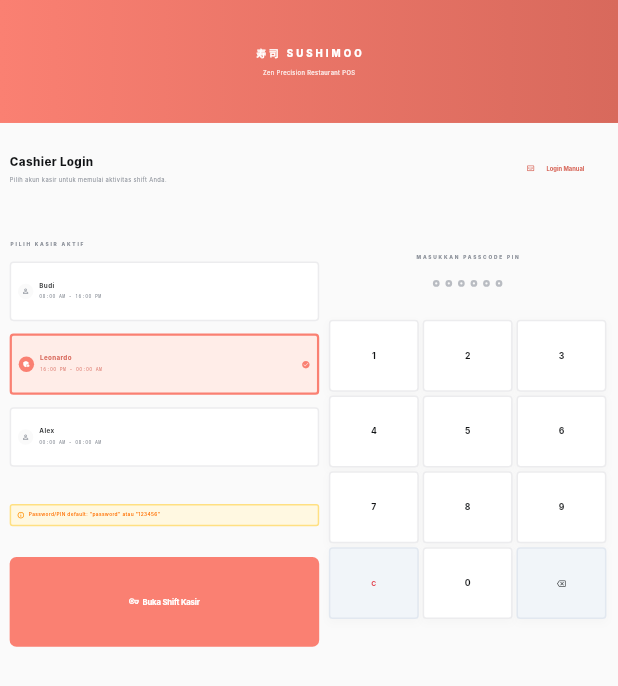
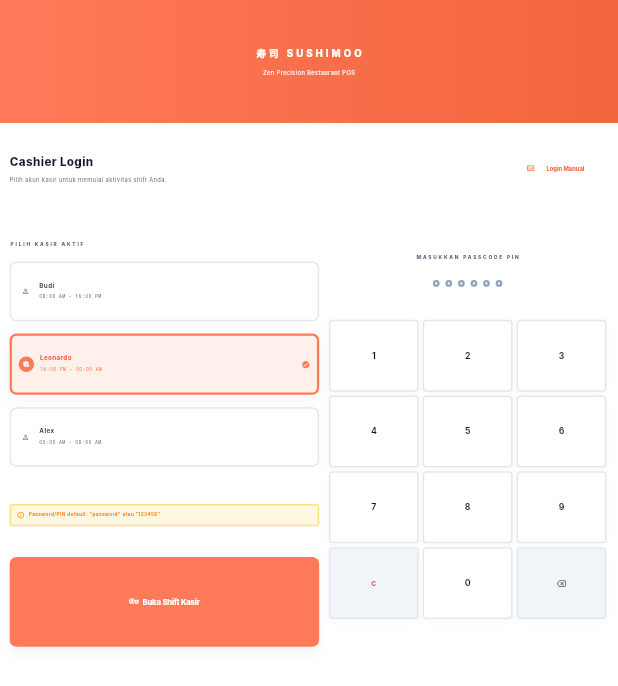
Before and after one commit to K41003/sushimoo-pos, a Flutter app: the screen it shows after launch, on a phone screen of 412 x 824 dp. Shown: the top 686 px of the screen. Run offline on Flutter 3.47's test engine with Material 3 defaults, Android fonts, the phone set to English and light mode, and no system bars; our stand-ins replace dio, fl_chart, flutter_easyloading, flutter_screenutil, get, get_storage and 1 more; missing offline and left inert: blue_thermal_printer; accounts and stored records are empty; Roboto replaces fonts that are missing (Inter).

Commit message:
feat: update color palette and UI decorations for a modern minimalistic design

```diff
--- a/mobile/flutter-pos/lib/app/constants/colors.dart
+++ b/mobile/flutter-pos/lib/app/constants/colors.dart
@@ -1,48 +1,47 @@
 import 'package:flutter/material.dart';
 
-/// "Minimalis Putih" premium palette — salmon-only accent system.
+/// "Modern Minimalis / Clean UI" design tokens — floating white cards on a
+/// calm slate background, with a single warm Orange-Salmon accent.
 ///
-/// Design tokens (single source of truth — do not hardcode hex elsewhere):
-///  - ink        #111315  primary text / high-contrast elements
-///  - inkMuted   #8A8F98  secondary text, icons, placeholders
-///  - inkFaint   #B9BCC2  disabled / tertiary text
-///  - surface    #FFFFFF  page background
-///  - surfaceAlt #FAFAFA  subtle secondary surface (strips, headers)
-///  - salmon     #FA8072  PRIMARY accent — used for CTAs, badges, active
-///                        states, AND card/container tints (single accent
-///                        family, varied by tone/opacity, not by hue)
-///  - salmonDark #D8695C  pressed/hover state, high-contrast salmon text
-///  - salmonSoft #FFEDE8  salmon tint used as card/container background
-///  - salmonBorder #FAD3CB  salmon-tinted 1px borders
-///  - hairline   #ECECEE  neutral 1px borders replacing heavy shadows
+/// Single source of truth — do not hardcode hex elsewhere.
+///
+///  - background  #F8FAFC  calm slate-50 page canvas
+///  - card        #FFFFFF  white surface that floats via soft shadow
+///  - ink         #0F172A  charcoal primary text (Slate 900)
+///  - inkMuted    #475569  secondary text (Slate 600)
+///  - inkFaint    #94A3B8  tertiary / disabled text (Slate 400)
+///  - salmon      #FF7A59  ORANGE-SALMON accent (CTAs, active, badges)
+///  - hairline    #E2E8F0  soft 1px borders (Slate 200)
 class AppColors {
   AppColors._();
 
-  static const Color ink = Color(0xFF111315);
-  static const Color inkMuted = Color(0xFF8A8F98);
-  static const Color inkFaint = Color(0xFFB9BCC2);
+  // ---- Backgrounds & surfaces -------------------------------------------
+  static const Color background = Color(0xFFF8FAFC); // page canvas (slate-50)
+  static const Color surface = Color(0xFFF8FAFC); // alias of background
+  static const Color card = Color(0xFFFFFFFF); // floating card surface
+  static const Color surfaceAlt = Color(0xFFFFFFFF); // white inputs / active
+  static const Color hairline = Color(0xFFE2E8F0); // slate-200
 
-  static const Color surface = Color(0xFFFFFFFF);
-  static const Color surfaceAlt = Color(0xFFFAFAFA);
-  static const Color hairline = Color(0xFFECECEE);
+  // ---- Text (Slate / Charcoal) ------------------------------------------
+  static const Color ink = Color(0xFF0F172A); // slate-900
+  static const Color inkMuted = Color(0xFF475569); // slate-600
+  static const Color inkFaint = Color(0xFF94A3B8); // slate-400
 
-  /// Primary (and only) accent — Salmon. Used for CTAs (Bayar/Pay),
-  /// active states, selected chips, badges, and card/container tints.
-  static const Color salmon = Color(0xFFFA8072);
-  static const Color salmonDark =
-      Color(0xFFD8695C); // pressed state, on-light text
-  static const Color salmonSoft = Color(0xFFFFEDE8); // container / tint bg
-  static const Color salmonBorder = Color(0xFFFAD3CB); // tinted hairline
+  // ---- Accent: Orange Salmon --------------------------------------------
+  static const Color salmon = Color(0xFFFF7A59);
+  static const Color salmonDark = Color(0xFFF2643D); // pressed / hover
+  static const Color salmonSoft = Color(0xFFFFF0EB); // tinted container bg
+  static const Color salmonBorder = Color(0xFFFFD6C9); // tinted hairline
 
-  // Neutral semantic colors (kept minimal, low-chroma, not "bright")
-  static const Color danger = Color(0xFFE23744);
-  static const Color dangerSoft = Color(0xFFFCE9EA);
-  static const Color warning = Color(0xFFB9812A);
+  // ---- Semantic colors (kept minimal, low-chroma) -----------------------
+  static const Color danger = Color(0xFFEF4444);
+  static const Color dangerSoft = Color(0xFFFEE2E2);
+  static const Color warning = Color(0xFFF59E0B);
 
-  // Success / positive semantic color (used for confirmations, change due).
+  /// Success / positive semantic color (confirmations, change due).
   static const Color emerald = Color(0xFF10B981);
 
-  // Tailwind-style neutral "slate" scale used for low-emphasis surfaces.
+  /// Tailwind-style neutral "slate" scale used for low-emphasis surfaces.
   static const MaterialColor slate = MaterialColor(
     0xFF64748B,
     <int, Color>{
@@ -59,7 +58,18 @@ class AppColors {
     },
   );
 
-  static const ColorScheme scheme = ColorScheme(
+  // ---- Soft shadows (high blur, low opacity → elegant float) ------------
+  static List<BoxShadow> get shadowSm => const [
+        BoxShadow(color: Color(0x0D1E293B), blurRadius: 10, offset: Offset(0, 2)),
+      ];
+  static List<BoxShadow> get shadowMd => const [
+        BoxShadow(color: Color(0x121A2433), blurRadius: 18, offset: Offset(0, 6)),
+      ];
+  static List<BoxShadow> get shadowLg => const [
+        BoxShadow(color: Color(0x1A0F172A), blurRadius: 30, offset: Offset(0, 12)),
+      ];
+
+  static ColorScheme get scheme => ColorScheme(
         brightness: Brightness.light,
         primary: salmon,
         onPrimary: Colors.white,
@@ -72,26 +82,26 @@ class AppColors {
         onSecondaryContainer: ink,
         tertiary: ink,
         onTertiary: Colors.white,
-    tertiaryContainer: surfaceAlt,
+        tertiaryContainer: background,
         onTertiaryContainer: ink,
         error: danger,
         onError: Colors.white,
         errorContainer: dangerSoft,
         onErrorContainer: danger,
-    surface: surface,
+        surface: background,
         onSurface: ink,
         onSurfaceVariant: inkMuted,
         outline: hairline,
-    outlineVariant: salmonBorder,
-    surfaceContainerLowest: surface,
-    surfaceContainerLow: surfaceAlt,
-    surfaceContainer: surfaceAlt,
-    surfaceContainerHigh: salmonSoft,
-    surfaceContainerHighest: Color(0xFFF3F3F4),
+        outlineVariant: const Color(0xFFE2E8F0),
+        surfaceContainerLowest: card,
+        surfaceContainerLow: background,
+        surfaceContainer: const Color(0xFFF1F5F9),
+        surfaceContainerHigh: const Color(0xFFF1F5F9),
+        surfaceContainerHighest: const Color(0xFFF1F5F9),
         inverseSurface: ink,
-    onInverseSurface: surface,
-    shadow: Color(0x14111315),
-    scrim: Color(0x66111315),
+        onInverseSurface: Colors.white,
+        shadow: const Color(0x1A0F172A),
+        scrim: const Color(0x66111315),
         surfaceTint: salmon,
       );
 }
--- /dev/null
+++ b/mobile/flutter-pos/lib/app/constants/decorations.dart
@@ -0,0 +1,48 @@
+import 'package:flutter/material.dart';
+import 'colors.dart';
+import 'dimensions.dart';
+
+/// Reusable, on-brand container decorations for the "Modern Minimalis" look.
+///
+/// Every card / panel should use [AppDecorations.card] so the app stays
+/// consistent: white surface, soft rounded corners (>= 12), a whisper-thin
+/// hairline, and a high-blur / low-opacity shadow that makes it float on the
+/// #F8FAFC canvas.
+class AppDecorations {
+  AppDecorations._();
+
+  /// Floating card: white (or [color]) surface, soft radius, hairline, shadow.
+  static BoxDecoration card({
+    Color? color,
+    double? radius,
+    bool border = true,
+    List<BoxShadow>? shadow,
+    BorderRadius? borderRadius,
+  }) =>
+      BoxDecoration(
+        color: color ?? AppColors.card,
+        borderRadius: borderRadius ?? BorderRadius.circular(radius ?? AppDimensions.radiusLg),
+        border: border ? Border.all(color: AppColors.hairline, width: 1) : null,
+        boxShadow: shadow ?? AppColors.shadowSm,
+      );
+
+  /// Tinted (accent) card — for highlighted or "current" surfaces.
+  static BoxDecoration tinted({
+    double? radius,
+    List<BoxShadow>? shadow,
+  }) =>
+      BoxDecoration(
+        color: AppColors.salmonSoft,
+        borderRadius: BorderRadius.circular(radius ?? AppDimensions.radiusLg),
+        border: Border.all(color: AppColors.salmonBorder, width: 1),
+        boxShadow: shadow ?? AppColors.shadowSm,
+      );
+
+  /// Compact control (stepper, small button) — softer, smaller radius.
+  static BoxDecoration control({Color? color, double? radius}) => BoxDecoration(
+        color: color ?? AppColors.card,
+        borderRadius: BorderRadius.circular(radius ?? AppDimensions.radiusSm),
+        border: Border.all(color: AppColors.hairline, width: 1),
+        boxShadow: AppColors.shadowSm,
+      );
+}
--- a/mobile/flutter-pos/lib/app/constants/dimensions.dart
+++ b/mobile/flutter-pos/lib/app/constants/dimensions.dart
@@ -5,6 +5,11 @@ class AppDimensions {
   static const double unit = 8.0;
   static const double gutter = 20.0;
   static const double cardPadding = 22.0;
+
+  /// Consistent spacing scale (16–24 per brief) used across screens.
+  static const double gap = 16.0;
+  static const double gapMd = 20.0;
+  static const double gapLg = 24.0;
 
   /// Minimum touch target, sized up for cashier-friendly big tap areas.
   static const double touchTarget = 52.0;
@@ -14,7 +19,7 @@ class AppDimensions {
   static const double marginMobile = 18.0;
   static const double marginTablet = 28.0;
 
-  /// Soft rounded-corner tokens (12–16 per brief). No sharp corners.
+  /// Soft rounded-corner tokens (12–16+ per brief). No sharp corners.
   static const double radiusSm = 12.0;
   static const double radiusMd = 14.0;
   static const double radiusLg = 18.0;
@@ -25,6 +30,6 @@ class AppDimensions {
   static const double buttonHeight = 58.0;
   static const double stepperWidth = 64.0;
 
-  /// Hairline border width used everywhere instead of shadows.
+  /// Hairline border width used for subtle outlines.
   static const double hairline = 1.0;
 }
--- a/mobile/flutter-pos/lib/app/themes/theme.dart
+++ b/mobile/flutter-pos/lib/app/themes/theme.dart
@@ -88,9 +88,11 @@ class AppTypography {
 class AppTheme {
   AppTheme._();
 
-  /// A single light theme — the brief is explicitly a white, minimal
-  /// aesthetic, so there is no dark variant to keep contrast honest.
+  /// A single light theme — calm slate canvas, white floating cards, one
+  /// warm orange-salmon accent.
   static ThemeData get light => _build();
+
+  static const _shadow = Color(0x1A0F172A);
 
   static ThemeData _build() {
     final scheme = AppColors.scheme;
@@ -104,9 +106,11 @@ class AppTheme {
       splashFactory: InkRipple.splashFactory,
       visualDensity: VisualDensity.standard,
 
-      // Shadows are replaced almost entirely by hairline borders.
+      // Cards: white surface, soft radius, whisper hairline. The floating
+      // shadow comes from AppCard / AppDecorations rather than Material
+      // elevation, so it stays soft and high-blur.
       cardTheme: CardThemeData(
-        color: AppColors.surface,
+        color: AppColors.card,
         elevation: 0,
         margin: EdgeInsets.zero,
         shape: RoundedRectangleBorder(
@@ -124,16 +128,19 @@ class AppTheme {
         surfaceTintColor: Colors.transparent,
         titleTextStyle: AppTypography.textTheme.headlineMedium,
         iconTheme: const IconThemeData(color: AppColors.ink),
+        shadowColor: _shadow,
       ),
 
-      // Primary CTA — solid salmon, the one loud color on screen.
+      // Primary CTA — solid orange-salmon, the one loud color on screen,
+      // lifted with a soft shadow.
       elevatedButtonTheme: ElevatedButtonThemeData(
         style: ElevatedButton.styleFrom(
           backgroundColor: AppColors.salmon,
           foregroundColor: Colors.white,
           disabledBackgroundColor: AppColors.salmon.withValues(alpha: 0.35),
           disabledForegroundColor: Colors.white,
-          elevation: 0,
+          elevation: 3,
+          shadowColor: _shadow,
           minimumSize: Size(double.infinity, AppDimensions.buttonHeight.h),
           padding: EdgeInsets.symmetric(horizontal: 20.w),
           shape: RoundedRectangleBorder(
@@ -210,7 +217,7 @@ class AppTheme {
       floatingActionButtonTheme: FloatingActionButtonThemeData(
         backgroundColor: AppColors.salmon,
         foregroundColor: Colors.white,
-        elevation: 0,
+        elevation: 4,
         extendedTextStyle: TextStyle(
           fontFamily: AppTypography.fontFamily,
           fontWeight: FontWeight.w700,
@@ -230,7 +237,7 @@ class AppTheme {
 
       textSelectionTheme: const TextSelectionThemeData(
         cursorColor: AppColors.ink,
-        selectionColor: Color(0x33FA8072),
+        selectionColor: Color(0x33FF7A59),
         selectionHandleColor: AppColors.salmon,
       ),
 
@@ -239,6 +246,36 @@ class AppTheme {
       ),
 
       iconTheme: const IconThemeData(color: AppColors.ink),
+
+      dialogTheme: DialogThemeData(
+        backgroundColor: AppColors.card,
+        elevation: 8,
+        shape: RoundedRectangleBorder(
+          borderRadius: BorderRadius.circular(AppDimensions.radiusXl.r),
+        ),
+        titleTextStyle: TextStyle(
+          fontFamily: AppTypography.fontFamily,
+          fontSize: 20.sp,
+          fontWeight: FontWeight.w700,
+          color: AppColors.ink,
+        ),
+        contentTextStyle: TextStyle(
+          fontFamily: AppTypography.fontFamily,
+          fontSize: 15.sp,
+          color: AppColors.inkMuted,
+        ),
+      ),
+
+      bottomSheetTheme: BottomSheetThemeData(
+        backgroundColor: AppColors.surface,
+        elevation: 12,
+        shadowColor: _shadow,
+        shape: RoundedRectangleBorder(
+          borderRadius: BorderRadius.vertical(
+            top: Radius.circular(AppDimensions.radiusXl.r),
+          ),
+        ),
+      ),
     );
   }
 }
--- a/mobile/flutter-pos/lib/modules/login/views/login_page.dart
+++ b/mobile/flutter-pos/lib/modules/login/views/login_page.dart
@@ -434,13 +434,14 @@ class _LoginPageState extends State<LoginPage> {
                         decoration: BoxDecoration(
                           color:
                               isSelected ? AppColors.salmonSoft : Colors.white,
-                          borderRadius: BorderRadius.circular(8.r),
+                          borderRadius: BorderRadius.circular(14.r),
                           border: Border.all(
                             color: isSelected
                                 ? AppColors.salmon
                                 : AppColors.hairline,
                             width: isSelected ? 1.5 : 1,
                           ),
+                          boxShadow: isSelected ? AppColors.shadowSm : null,
                         ),
                         child: Row(
                           children: [
--- a/mobile/flutter-pos/lib/shared/widgets/app_chip.dart
+++ b/mobile/flutter-pos/lib/shared/widgets/app_chip.dart
@@ -25,12 +25,13 @@ class AppChip extends StatelessWidget {
         duration: const Duration(milliseconds: 140),
         padding: EdgeInsets.symmetric(horizontal: 16.w, vertical: 10.h),
         decoration: BoxDecoration(
-          color: selected ? (color ?? AppColors.ink) : AppColors.surface,
+          color: selected ? (color ?? AppColors.salmon) : AppColors.surfaceAlt,
           borderRadius: BorderRadius.circular(9999),
           border: Border.all(
-            color: selected ? (color ?? AppColors.ink) : AppColors.hairline,
+            color: selected ? (color ?? AppColors.salmon) : AppColors.hairline,
             width: 1,
           ),
+          boxShadow: selected ? AppColors.shadowSm : null,
         ),
         child: Text(
           label,
```
Also changed, not shown: mobile/flutter-pos/lib/modules/category/views/category_page.dart (+5 -3 lines), mobile/flutter-pos/lib/modules/dashboard/widgets/stat_card.dart (+16 -8 lines), mobile/flutter-pos/lib/modules/payment/views/payment_page.dart (+5 -7 lines), mobile/flutter-pos/lib/modules/pos/views/pos_page.dart (+4 -9 lines), mobile/flutter-pos/lib/modules/pos/widgets/cart_tile.dart (+3 -9 lines), mobile/flutter-pos/lib/modules/pos/widgets/pos_product_tile.dart (+2 -5 lines), mobile/flutter-pos/lib/modules/receipt/views/receipt_page.dart (+5 -12 lines), mobile/flutter-pos/lib/shared/widgets/app_card.dart (+16 -9 lines), mobile/flutter-pos/lib/shared/widgets/app_data_table.dart (+15 -7 lines), mobile/flutter-pos/lib/shared/widgets/app_sidebar.dart (+6 -4 lines). Lines whose indentation alone changed are shown as unchanged.
